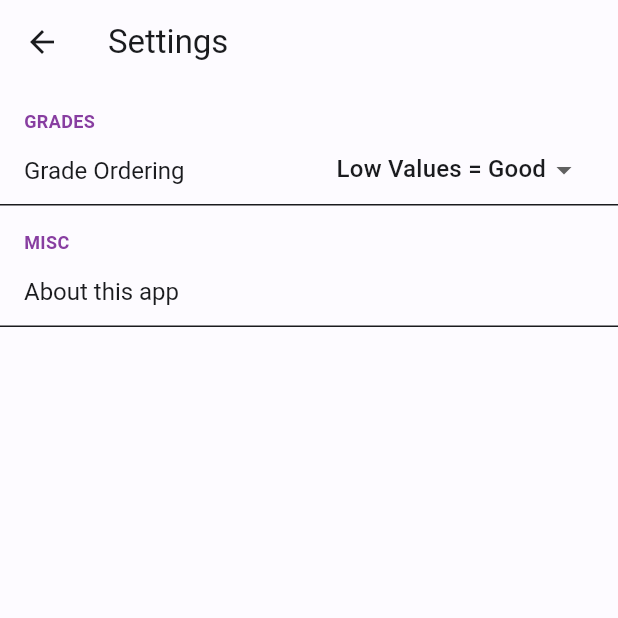
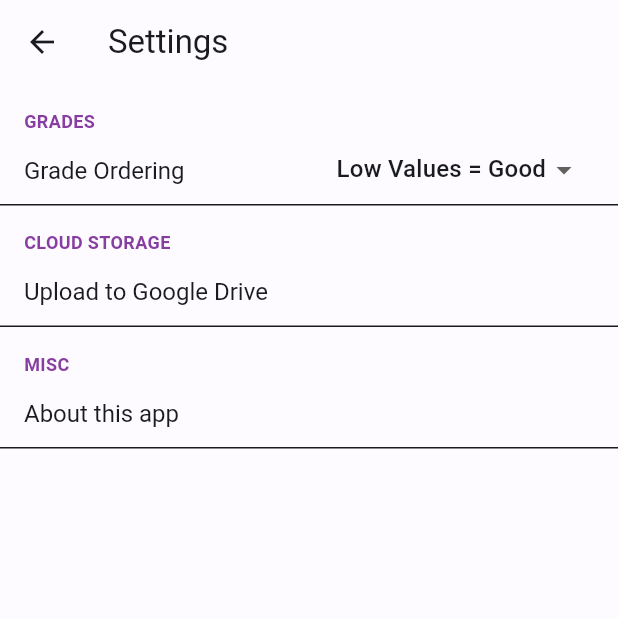
Before and after one commit to TrainerSnow/GradePlannerApplication, a Flutter app: the SettingsScreen screen opened directly, on a phone screen of 412 x 824 dp, the top half of it. Run offline on Flutter 3.47's test engine with Material 2 defaults, Android fonts, the light colour scheme and no system bars; drawn by our look-alikes of flutter_settings_screens; our stand-ins replace countup, flutter_image_slideshow, flutter_speed_dial, image_picker, logger, package_info_plus and 1 more; missing offline and left inert: flutter_simple_dependency_injection, flutter_web_browser; generated files the repository leaves out were written again; statements that could not run were skipped.

Commit message:
Settings section to upload to google drive (non - functional for now)

```diff
--- a/grade_planner/lib/com/snow/feature_grades/presentation/settings/screen_settings.dart
+++ b/grade_planner/lib/com/snow/feature_grades/presentation/settings/screen_settings.dart
@@ -29,6 +29,8 @@ class _SettingsScreenState extends State<SettingsScreen> {
     Navigator.of(context).push(MaterialPageRoute(builder: (context) => const SettingsABoutScreen(title: "About")));
   }
 
+  void _clickUploadGoogleDrive() {}
+
   @override
   void initState() {
     packageInfo = PackageInfo.fromPlatform();
@@ -59,6 +61,15 @@ class _SettingsScreenState extends State<SettingsScreen> {
             ],
           ),
           SettingsGroup(
+            title: AppLocalizations.of(context)!.cloud_storage,
+            children: [
+              SimpleSettingsTile(
+                title: AppLocalizations.of(context)!.upload_to_drive,
+                onTap: _clickUploadGoogleDrive,
+              ),
+            ],
+          ),
+          SettingsGroup(
             title: AppLocalizations.of(context)!.misc,
             children: [
               SimpleSettingsTile(
--- a/grade_planner/lib/l10n/app_de.arb
+++ b/grade_planner/lib/l10n/app_de.arb
@@ -19,6 +19,8 @@
   "grades": "Noten",
   "percentage_part": "Prozentanteil",
   "average": "Durchschnitt",
+  "cloud_storage": "Cloud-Speicher",
+  "upload_to_drive": "Zu Google Drive hochladen",
   "confirm": "Bestätigen",
   "cancel": "Abbrechen",
   "send": "Senden",
--- a/grade_planner/lib/l10n/app_en.arb
+++ b/grade_planner/lib/l10n/app_en.arb
@@ -19,6 +19,8 @@
   "grades": "Grades",
   "percentage_part": "Percentage",
   "average": "Average",
+  "cloud_storage": "Cloud storage",
+  "upload_to_drive": "Upload to Google Drive",
   "confirm": "Confirm",
   "cancel": "Cancel",
   "send": "Send",
```
